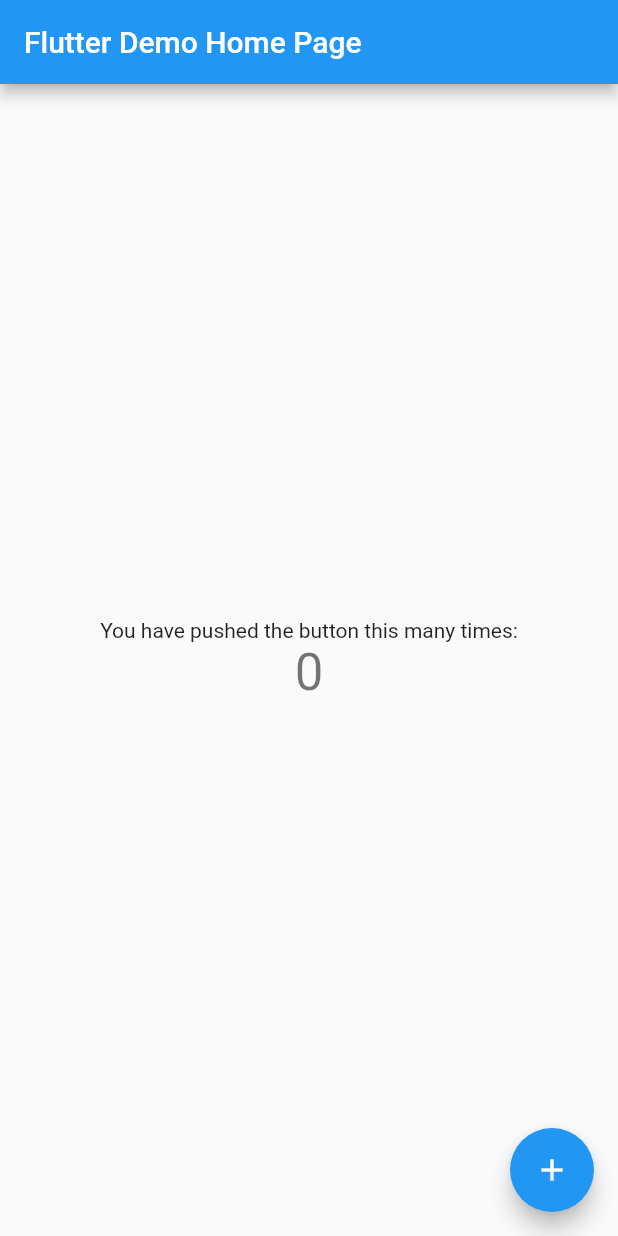
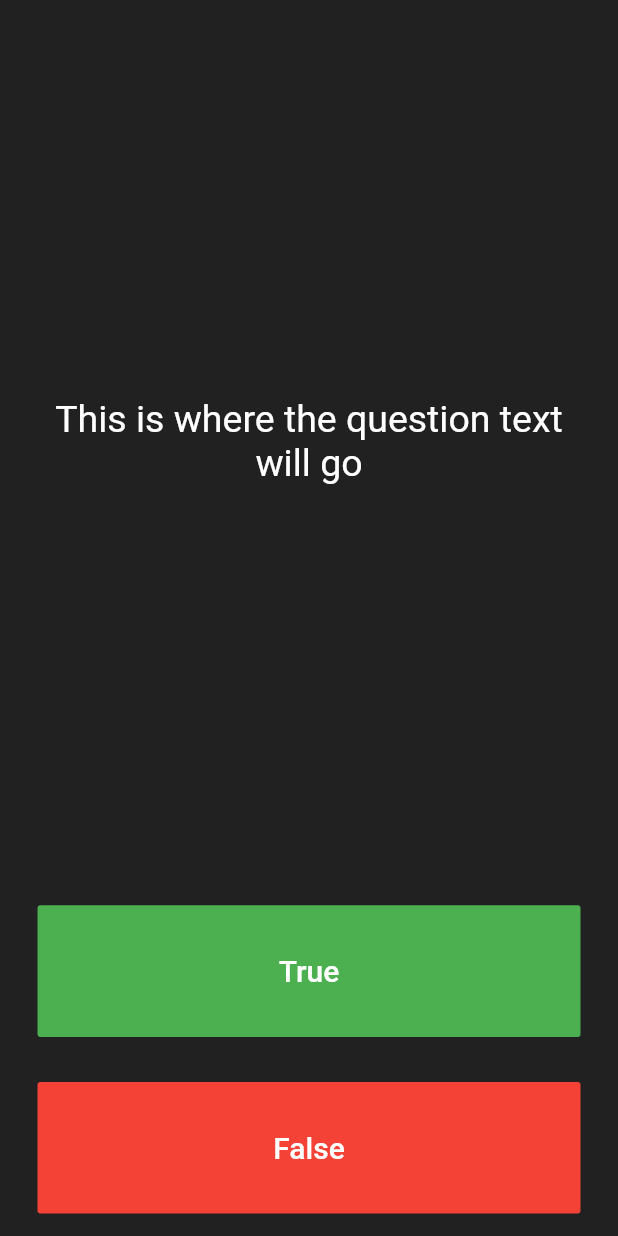
Before and after one commit to jabed3700/Quiz_flutter-apps, a Flutter app: the screen it shows after launch, on a phone screen of 412 x 824 dp. Run offline on Flutter 3.47's test engine with Material 2 defaults, Android fonts, the light colour scheme and no system bars.

Commit message:
homepage layout completed

```diff
--- a/lib/main.dart
+++ b/lib/main.dart
@@ -1,113 +1,82 @@
 import 'package:flutter/material.dart';
 
 void main() {
-  runApp(MyApp());
+  runApp(MaterialApp(
+    home: Scaffold(
+      backgroundColor: Colors.grey.shade900,
+      body: SafeArea(
+        child: Padding(
+          padding: EdgeInsets.symmetric(horizontal: 10.0),
+          child: QuizPage(),
+        ),
+      ),
+    ),
+  ));
 }
 
-class MyApp extends StatelessWidget {
-  // This widget is the root of your application.
+class QuizPage extends StatefulWidget {
+  // const QuizPage({Key? key}) : super(key: key);
+
+  @override
+  _QuizPageState createState() => _QuizPageState();
+}
+
+class _QuizPageState extends State<QuizPage> {
   @override
   Widget build(BuildContext context) {
-    return MaterialApp(
-      title: 'Flutter Demo',
-      theme: ThemeData(
-        // This is the theme of your application.
-        //
-        // Try running your application with "flutter run". You'll see the
-        // application has a blue toolbar. Then, without quitting the app, try
-        // changing the primarySwatch below to Colors.green and then invoke
-        // "hot reload" (press "r" in the console where you ran "flutter run",
-        // or simply save your changes to "hot reload" in a Flutter IDE).
-        // Notice that the counter didn't reset back to zero; the application
-        // is not restarted.
-        primarySwatch: Colors.blue,
-      ),
-      home: MyHomePage(title: 'Flutter Demo Home Page'),
+    return Column(
+      mainAxisAlignment: MainAxisAlignment.spaceBetween,
+      crossAxisAlignment: CrossAxisAlignment.stretch,
+      children: [
+        Expanded(
+          flex: 5,
+          child: Padding(
+            padding: const EdgeInsets.all(10.0),
+            child: Center(
+              child: Text(
+                'This is where the question text will go',
+                textAlign: TextAlign.center,
+                style: TextStyle(
+                  color: Colors.white,
+                  fontSize: 25.0,
+                ),
+              ),
+            ),
+          ),
+        ),
+        Expanded(
+          child: Padding(
+            padding: const EdgeInsets.all(15.0),
+            child: FlatButton(
+                color: Colors.green,
+                padding: EdgeInsets.symmetric(vertical: 5.0, horizontal: 20.0),
+                onPressed: () {
+                  print('True Button');
+                },
+                child: Text(
+                  'True',
+                  style: TextStyle(fontSize: 20.0, color: Colors.white),
+                )),
+          ),
+        ),
+        Expanded(
+            child: Padding(
+          padding: const EdgeInsets.all(15.0),
+          child: FlatButton(
+            color: Colors.red,
+            onPressed: () {
+              print('False Button');
+            },
+            child: Text(
+              'False',
+              style: TextStyle(
+                fontSize: 20.0,
+                color: Colors.white,
+              ),
+            ),
+          ),
+        )),
+      ],
     );
   }
 }
-
-class MyHomePage extends StatefulWidget {
-  MyHomePage({Key key, this.title}) : super(key: key);
-
-  // This widget is the home page of your application. It is stateful, meaning
-  // that it has a State object (defined below) that contains fields that affect
-  // how it looks.
-
-  // This class is the configuration for the state. It holds the values (in this
-  // case the title) provided by the parent (in this case the App widget) and
-  // used by the build method of the State. Fields in a Widget subclass are
-  // always marked "final".
-
-  final String title;
-
-  @override
-  _MyHomePageState createState() => _MyHomePageState();
-}
-
-class _MyHomePageState extends State<MyHomePage> {
-  int _counter = 0;
-
-  void _incrementCounter() {
-    setState(() {
-      // This call to setState tells the Flutter framework that something has
-      // changed in this State, which causes it to rerun the build method below
-      // so that the display can reflect the updated values. If we changed
-      // _counter without calling setState(), then the build method would not be
-      // called again, and so nothing would appear to happen.
-      _counter++;
-    });
-  }
-
-  @override
-  Widget build(BuildContext context) {
-    // This method is rerun every time setState is called, for instance as done
-    // by the _incrementCounter method above.
-    //
-    // The Flutter framework has been optimized to make rerunning build methods
-    // fast, so that you can just rebuild anything that needs updating rather
-    // than having to individually change instances of widgets.
-    return Scaffold(
-      appBar: AppBar(
-        // Here we take the value from the MyHomePage object that was created by
-        // the App.build method, and use it to set our appbar title.
-        title: Text(widget.title),
-      ),
-      body: Center(
-        // Center is a layout widget. It takes a single child and positions it
-        // in the middle of the parent.
-        child: Column(
-          // Column is also a layout widget. It takes a list of children and
-          // arranges them vertically. By default, it sizes itself to fit its
-          // children horizontally, and tries to be as tall as its parent.
-          //
-          // Invoke "debug painting" (press "p" in the console, choose the
-          // "Toggle Debug Paint" action from the Flutter Inspector in Android
-          // Studio, or the "Toggle Debug Paint" command in Visual Studio Code)
-          // to see the wireframe for each widget.
-          //
-          // Column has various properties to control how it sizes itself and
-          // how it positions its children. Here we use mainAxisAlignment to
-          // center the children vertically; the main axis here is the vertical
-          // axis because Columns are vertical (the cross axis would be
-          // horizontal).
-          mainAxisAlignment: MainAxisAlignment.center,
-          children: <Widget>[
-            Text(
-              'You have pushed the button this many times:',
-            ),
-            Text(
-              '$_counter',
-              style: Theme.of(context).textTheme.headline4,
-            ),
-          ],
-        ),
-      ),
-      floatingActionButton: FloatingActionButton(
-        onPressed: _incrementCounter,
-        tooltip: 'Increment',
-        child: Icon(Icons.add),
-      ), // This trailing comma makes auto-formatting nicer for build methods.
-    );
-  }
-}
```
